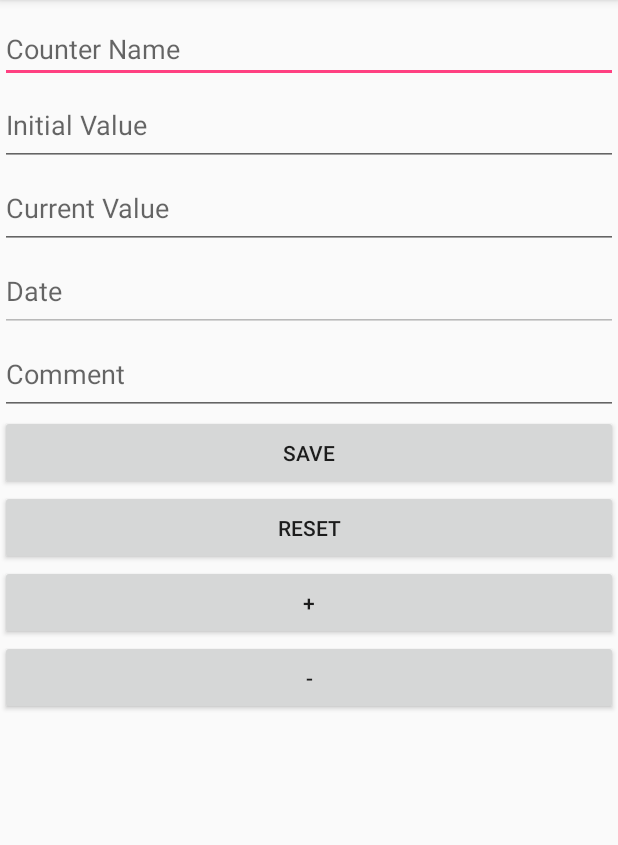
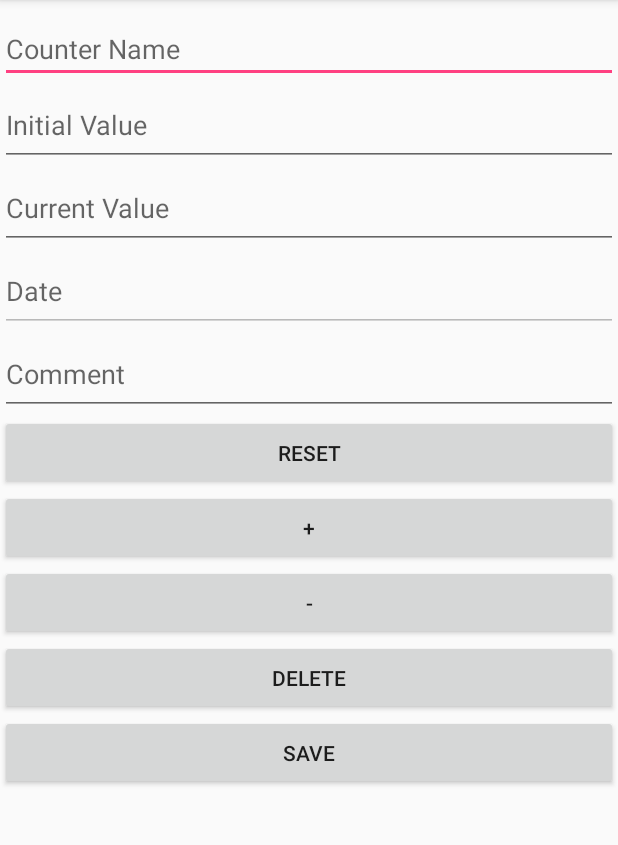
Before and after one commit to honeydl/donglin3-Countbook, an Android app: the EditCounterActivity screen opened directly, with no data from a screen before it, on a phone screen of 412 x 824 dp, the part 84-929 px from its top. Run offline under Robolectric (Android 15) with nearby library versions, the phone set to English and light mode, and no system bars; 6 statements that could not run were skipped.

Commit message:
implemented EditCounterActivity

```diff
--- a/app/src/main/res/layout/activity_edit_counter.xml
+++ b/app/src/main/res/layout/activity_edit_counter.xml
@@ -57,13 +57,6 @@
         android:maxLines="1" />
 
 
-    <Button
-        android:id="@+id/save"
-        android:layout_width="match_parent"
-        android:layout_height="wrap_content"
-        android:text="Save"
-        android:paddingTop="15dp"
-        android:paddingBottom="15dp" />
 
     <Button
         android:id="@+id/reset"
@@ -88,5 +81,20 @@
         android:paddingTop="15dp"
         android:paddingBottom="15dp" />
 
+    <Button
+        android:id="@+id/delete"
+        android:layout_width="match_parent"
+        android:layout_height="wrap_content"
+        android:text="delete"
+        android:paddingTop="15dp"
+        android:paddingBottom="15dp" />
+    <Button
+        android:id="@+id/save"
+        android:layout_width="match_parent"
+        android:layout_height="wrap_content"
+        android:text="Save"
+        android:paddingTop="15dp"
+        android:paddingBottom="15dp" />
+
 
 </LinearLayout>
--- a/app/src/main/res/values/strings.xml
+++ b/app/src/main/res/values/strings.xml
@@ -1,6 +1,8 @@
 <resources>
     <string name="app_name">" donglin-CountBook"</string>
     <string name="title_activity_main">MainActivity</string>
+
+    <string name="action_add_counter">Add Counter</string>
 
     <!--strings for AddNewCounterActivity EditCounterActivity-->
     <string name="counter_name">Counter Name</string>
@@ -14,4 +16,5 @@
     <string name="reset">Reset</string>
     <string name="increment">+</string>
     <string name="decrement">-</string>
+    <string name="delete">Delete</string>
 </resources>
```
Also changed, not shown: app/src/main/java/com/example/donglin_countbook/EditCounterActivity.java (+78 -36 lines), app/src/main/res/layout/content_main.xml (deleted, +0 -11 lines).
